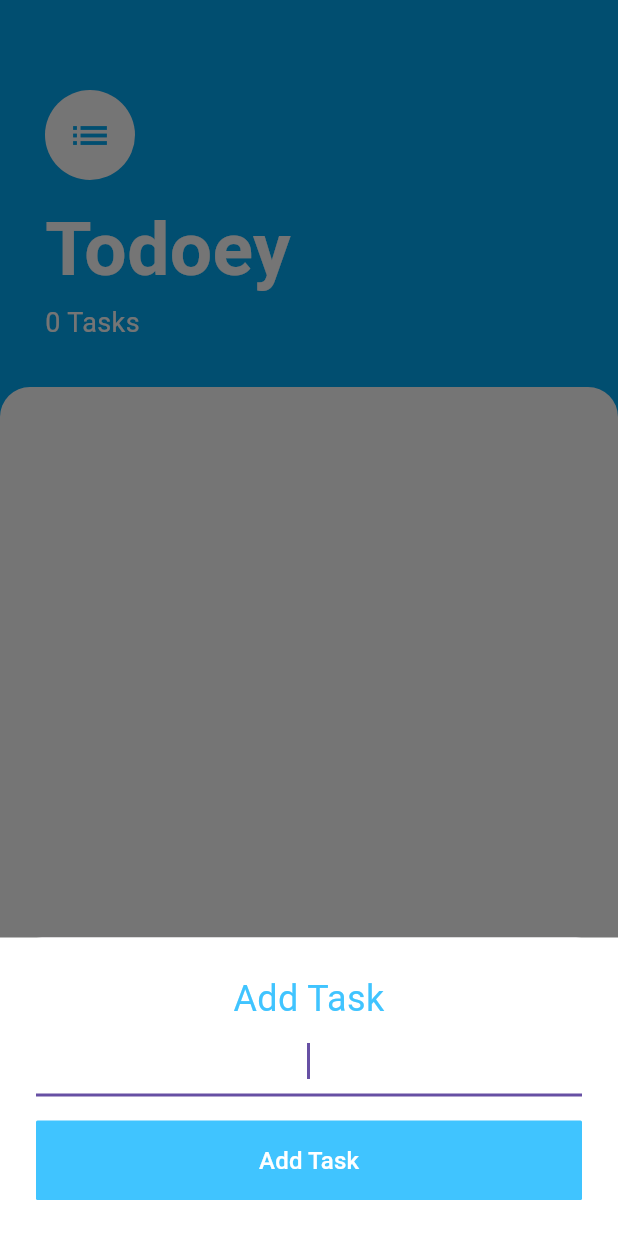
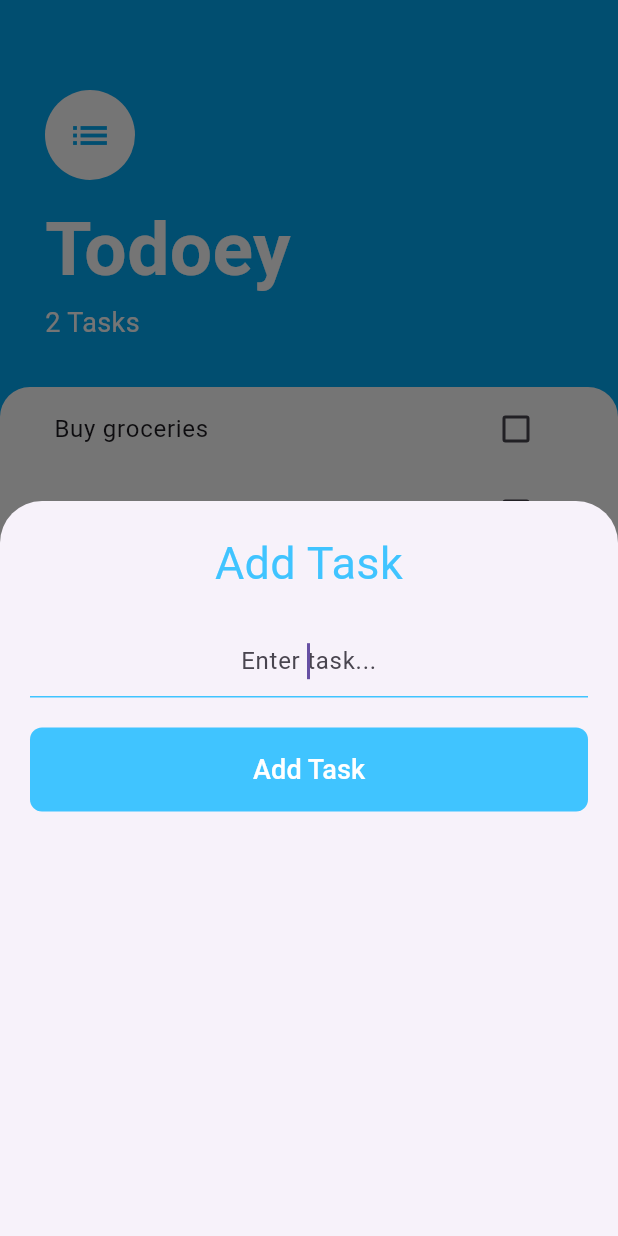
Before and after one commit to ENG-MAXAAD/todo-app, a Flutter app: the screen it shows after launch, after a tap on the "add" icon, on a phone screen of 412 x 824 dp. Run offline on Flutter 3.47's test engine with Material 3 defaults, Android fonts, the phone set to English and light mode, and no system bars; our stand-ins replace flutter_svg.

Commit message:
adding task and finished Finished

```diff
--- a/lib/components/widgets/tasks_list.dart
+++ b/lib/components/widgets/tasks_list.dart
@@ -1,17 +1,29 @@
 import 'package:flutter/material.dart';
+import 'package:provider/provider.dart';
+import '../../provider/task_data.dart';
 import 'tasks_tile.dart';
 
 class TasksList extends StatelessWidget {
-  final List<String> tasks;
-
-  const TasksList({super.key, required this.tasks});
-
   @override
   Widget build(BuildContext context) {
-    return ListView.builder(
-      itemCount: tasks.length,
-      itemBuilder: (context, index) {
-        return TasksTile(taskTitle: tasks[index]);
+    return Consumer<TaskData>(
+      builder: (context, taskData, child) {
+        return ListView.builder(
+          itemCount: taskData.taskCount,
+          itemBuilder: (context, index) {
+            final task = taskData.tasks[index];
+            return TasksTile(
+              taskTitle: task.name,
+              isChecked: task.isDone,
+              checkboxCallback: (checkboxState) {
+                taskData.updateTask(task);
+              },
+              longPressCallback: () {
+                taskData.deleteTask(task);
+              },
+            );
+          },
+        );
       },
     );
   }
--- a/lib/components/widgets/tasks_tile.dart
+++ b/lib/components/widgets/tasks_tile.dart
@@ -1,35 +1,32 @@
 import 'package:flutter/material.dart';
 
-class TasksTile extends StatefulWidget {
+class TasksTile extends StatelessWidget {
   final String taskTitle;
+  final bool isChecked;
+  final Function(bool?) checkboxCallback;
+  final Function()? longPressCallback;
 
-  const TasksTile({super.key, required this.taskTitle});
-
-  @override
-  State<TasksTile> createState() => _TasksTileState();
-}
-
-class _TasksTileState extends State<TasksTile> {
-  bool _isChecked = false;
+  TasksTile({
+    required this.taskTitle,
+    required this.isChecked,
+    required this.checkboxCallback,
+    this.longPressCallback,
+  });
 
   @override
   Widget build(BuildContext context) {
     return ListTile(
+      onLongPress: longPressCallback,
       title: Text(
-        widget.taskTitle,
+        taskTitle,
         style: TextStyle(
-          decoration:
-              _isChecked ? TextDecoration.lineThrough : TextDecoration.none,
+          decoration: isChecked ? TextDecoration.lineThrough : null,
         ),
       ),
       trailing: Checkbox(
         activeColor: Colors.lightBlueAccent,
-        value: _isChecked,
-        onChanged: (newValue) {
-          setState(() {
-            _isChecked = newValue!;
-          });
-        },
+        value: isChecked,
+        onChanged: checkboxCallback,
       ),
     );
   }
--- a/lib/main.dart
+++ b/lib/main.dart
@@ -1,18 +1,21 @@
 import 'package:flutter/material.dart';
-import 'package:todo_app/screens/task_screen.dart';
+import 'package:provider/provider.dart';
+import 'package:todo_app/provider/task_data.dart';
+import 'screens/task_screen.dart';
 
 void main() {
-  runApp(const MyApp());
+  runApp(TodoApp());
 }
 
-class MyApp extends StatelessWidget {
-  const MyApp({super.key});
-
+class TodoApp extends StatelessWidget {
   @override
   Widget build(BuildContext context) {
-    return MaterialApp(
-      debugShowCheckedModeBanner: false,
-      home: TasksScreen(),
+    return ChangeNotifierProvider(
+      create: (context) => TaskData(),
+      child: MaterialApp(
+        debugShowCheckedModeBanner: false,
+        home: TasksScreen(),
+      ),
     );
   }
 }
--- /dev/null
+++ b/lib/models/task.dart
@@ -0,0 +1,10 @@
+class Task {
+  final String name;
+  bool isDone;
+
+  Task({required this.name, this.isDone = false});
+
+  void toggleDone() {
+    isDone = !isDone;
+  }
+}
--- /dev/null
+++ b/lib/provider/task_data.dart
@@ -0,0 +1,29 @@
+import 'package:flutter/foundation.dart';
+import '../models/task.dart';
+
+class TaskData extends ChangeNotifier {
+  final List<Task> _tasks = [
+    Task(name: 'Buy groceries'),
+    Task(name: 'Attend meeting'),
+  ];
+
+  List<Task> get tasks => _tasks;
+
+  int get taskCount => _tasks.length;
+
+  void addTask(String newTaskTitle) {
+    final task = Task(name: newTaskTitle);
+    _tasks.add(task);
+    notifyListeners();
+  }
+
+  void updateTask(Task task) {
+    task.toggleDone();
+    notifyListeners();
+  }
+
+  void deleteTask(Task task) {
+    _tasks.remove(task);
+    notifyListeners();
+  }
+}
--- a/lib/screens/add_task.dart
+++ b/lib/screens/add_task.dart
@@ -1,66 +1,74 @@
 import 'package:flutter/material.dart';
+import 'package:provider/provider.dart';
+import '../provider/task_data.dart';
 
 class AddTask extends StatelessWidget {
-  final Function(String) onAdd;
+  final double? height;
 
-  const AddTask({super.key, required this.onAdd});
-
+  const AddTask({super.key, this.height});
   @override
   Widget build(BuildContext context) {
-    String newTask = '';
+    String newTaskTitle = '';
 
-    return Padding(
-      padding: MediaQuery.of(context).viewInsets, // Adjust for keyboard
+    return SingleChildScrollView(
+      child: Padding(
+        padding: const EdgeInsets.all(20.0),
         child: Container(
-        color: Colors.white,
-        padding: const EdgeInsets.all(24.0),
+          height: height,
           child: Column(
             mainAxisSize: MainAxisSize.min,
             crossAxisAlignment: CrossAxisAlignment.stretch,
             children: [
+              // Title
               Text(
                 'Add Task',
-              style: TextStyle(
-                color: Colors.lightBlueAccent,
-                fontSize: 24,
-                fontWeight: FontWeight.w400,
+                textAlign: TextAlign.center,
+                style: TextStyle(fontSize: 30, color: Colors.lightBlueAccent),
               ),
-              textAlign: TextAlign.center,
-            ),
+              SizedBox(height: 20),
+              // Input Field
               TextField(
                 autofocus: true,
                 textAlign: TextAlign.center,
-              onChanged: (value) {
-                newTask = value;
+                onChanged: (newText) {
+                  newTaskTitle = newText;
                 },
+                decoration: InputDecoration(
+                  border: UnderlineInputBorder(
+                    borderSide: BorderSide(color: Colors.lightBlueAccent),
                   ),
-            SizedBox(height: 16),
+                  focusedBorder: UnderlineInputBorder(
+                    borderSide: BorderSide(color: Colors.lightBlueAccent),
+                  ),
+                  hintText: "Enter task...",
+                ),
+              ),
+              SizedBox(height: 20),
+              // Add Task Button
               TextButton(
-              style: ButtonStyle(
-                backgroundColor:
-                    MaterialStateProperty.all(Colors.lightBlueAccent),
-                padding: MaterialStateProperty.all(
-                  EdgeInsets.symmetric(horizontal: 20, vertical: 15),
-                ),
-                shape: MaterialStateProperty.all(
-                  RoundedRectangleBorder(
-                    borderRadius: BorderRadius.circular(1),
-                  ),
+                style: TextButton.styleFrom(
+                  backgroundColor: Colors.lightBlueAccent,
+                  padding: EdgeInsets.symmetric(vertical: 15),
+                  shape: RoundedRectangleBorder(
+                    borderRadius: BorderRadius.circular(8),
                   ),
                 ),
                 onPressed: () {
-                if (newTask.isNotEmpty) {
-                  onAdd(newTask);
+                  if (newTaskTitle.isNotEmpty) {
+                    Provider.of<TaskData>(context, listen: false)
+                        .addTask(newTaskTitle);
+                    Navigator.pop(context); // Close modal
                   }
                 },
                 child: Text(
                   'Add Task',
-                style: TextStyle(color: Colors.white, fontSize: 16),
+                  style: TextStyle(color: Colors.white, fontSize: 18),
                 ),
               ),
             ],
           ),
         ),
+      ),
     );
   }
 }
--- a/lib/screens/task_screen.dart
+++ b/lib/screens/task_screen.dart
@@ -1,28 +1,11 @@
 import 'package:flutter/material.dart';
+import 'package:flutter_svg/svg.dart';
+import 'package:provider/provider.dart';
 import '../components/widgets/tasks_list.dart';
+import '../provider/task_data.dart';
 import 'add_task.dart';
 
-class TasksScreen extends StatefulWidget {
-  const TasksScreen({super.key});
-
-  @override
-  State<TasksScreen> createState() => _TasksScreenState();
-}
-
-class _TasksScreenState extends State<TasksScreen> {
-  List<String> tasks = [];
-
-  void addTask(String newTask) {
-    setState(() {
-      tasks.add(newTask);
-    });
-    Navigator.pop(context); // Close the modal bottom sheet
-  }
-
-  Widget buildBottomSheet(BuildContext context) {
-    return AddTask(onAdd: addTask);
-  }
-
+class TasksScreen extends StatelessWidget {
   @override
   Widget build(BuildContext context) {
     return Scaffold(
@@ -31,15 +14,14 @@ class _TasksScreenState extends State<TasksScreen> {
         onPressed: () {
           showModalBottomSheet(
             context: context,
-            builder: buildBottomSheet,
             isScrollControlled: true,
+            builder: (context) => const AddTask(
+              height: 450,
+            ),
           );
         },
         backgroundColor: Colors.lightBlue,
-        child: Icon(
-          Icons.add,
-          color: Colors.white,
-        ),
+        child: Icon(Icons.add, color: Colors.white),
       ),
       body: Column(
         crossAxisAlignment: CrossAxisAlignment.start,
@@ -68,11 +50,8 @@ class _TasksScreenState extends State<TasksScreen> {
                   ),
                 ),
                 Text(
-                  '${tasks.length} Tasks',
-                  style: TextStyle(
-                    fontSize: 18,
-                    color: Colors.white,
-                  ),
+                  '${Provider.of<TaskData>(context).taskCount} Tasks',
+                  style: TextStyle(fontSize: 18, color: Colors.white),
                 ),
               ],
             ),
@@ -87,7 +66,7 @@ class _TasksScreenState extends State<TasksScreen> {
                   topRight: Radius.circular(20),
                 ),
               ),
-              child: TasksList(tasks: tasks),
+              child: TasksList(),
             ),
           ),
         ],
```
Also changed, not shown: pubspec.yaml (+5 -3 lines), pubspec.lock, 1 other file. Lines whose indentation alone changed are shown as unchanged.
